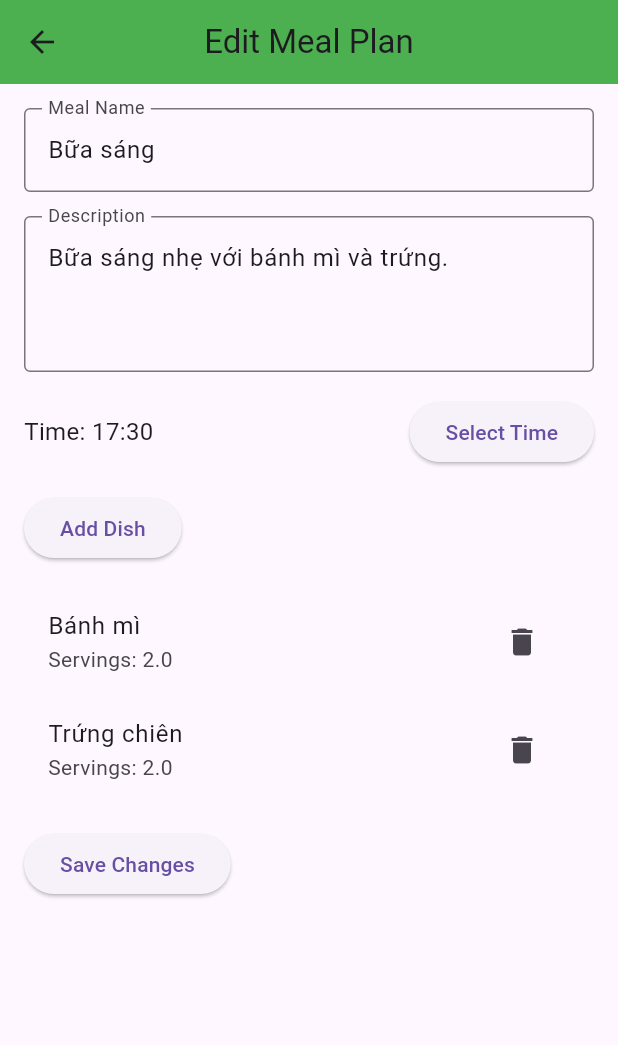
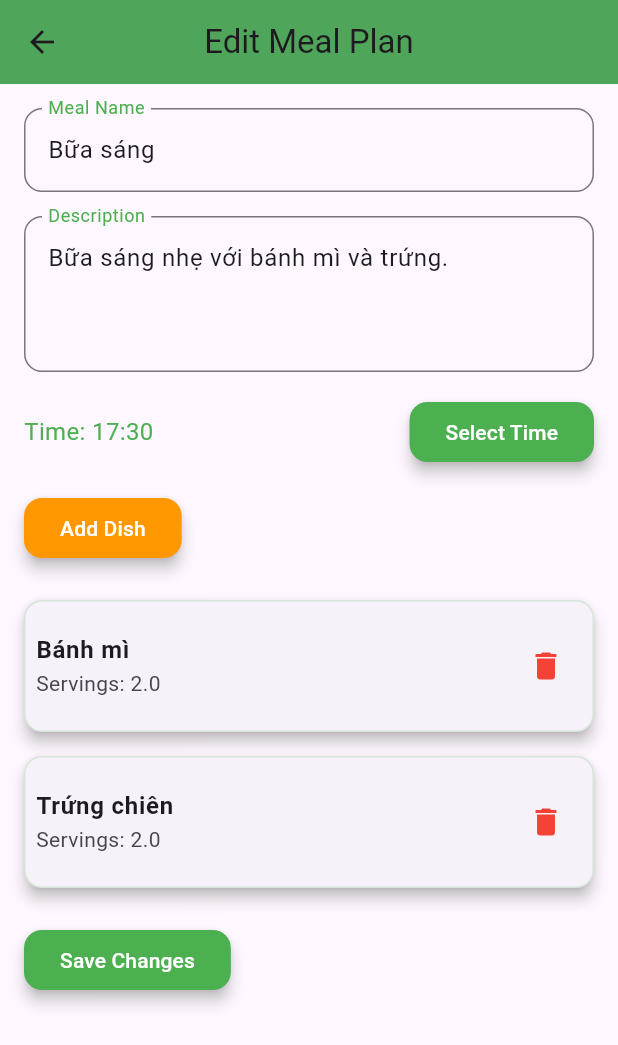
Before and after one commit to tonystark2306/mealplanner_group15_2024.1, a Flutter app: the EditMealPlanScreen screen opened directly with sample values from the repository, on a phone screen of 412 x 824 dp. Shown: the top 1045 px of the screen. Run offline on Flutter 3.47's test engine with Material 3 defaults, Android fonts, the light colour scheme and no system bars; our stand-ins replace image_picker, shared_preferences; missing offline and left inert: dart:html; accounts and stored records are empty; network calls fail.

Commit message:
done meal_plan

```diff
--- a/frontend/lib/Screen/meal_planning/edit_meal_plan_screen.dart
+++ b/frontend/lib/Screen/meal_planning/edit_meal_plan_screen.dart
@@ -40,6 +40,7 @@ class _EditMealPlanScreenState extends State<EditMealPlanScreen> {
         title: const Text('Edit Meal Plan'),
         backgroundColor: Colors.green,
         centerTitle: true,
+        elevation: 6.0,
       ),
       body: SingleChildScrollView(
         padding: const EdgeInsets.all(16.0),
@@ -47,22 +48,18 @@ class _EditMealPlanScreenState extends State<EditMealPlanScreen> {
           crossAxisAlignment: CrossAxisAlignment.start,
           children: [
             // Meal Name
-            TextField(
+            _buildTextField(
               controller: _nameController,
-              decoration: const InputDecoration(
-                labelText: 'Meal Name',
-                border: OutlineInputBorder(),
-              ),
+              label: 'Meal Name',
+              hintText: 'Enter the name of the meal',
             ),
             const SizedBox(height: 16),
 
             // Description
-            TextField(
+            _buildTextField(
               controller: _descriptionController,
-              decoration: const InputDecoration(
-                labelText: 'Description',
-                border: OutlineInputBorder(),
-              ),
+              label: 'Description',
+              hintText: 'Describe the meal (optional)',
               maxLines: 3,
             ),
             const SizedBox(height: 16),
@@ -72,12 +69,19 @@ class _EditMealPlanScreenState extends State<EditMealPlanScreen> {
               children: [
                 Text(
                   'Time: ${_selectedTime.toLocal().toString().substring(11, 16)}',
-                  style: const TextStyle(fontSize: 16),
+                  style: const TextStyle(fontSize: 16, color: Colors.green),
                 ),
                 const Spacer(),
                 ElevatedButton(
                   onPressed: _selectTime,
-                  child: const Text('Select Time'),
+                  style: ElevatedButton.styleFrom(
+                    backgroundColor: Colors.green,
+                    shape: RoundedRectangleBorder(
+                      borderRadius: BorderRadius.circular(12),
+                    ),
+                    elevation: 4,
+                  ),
+                  child: const Text('Select Time', style: TextStyle(color: Colors.white)),
                 ),
               ],
             ),
@@ -86,26 +90,45 @@ class _EditMealPlanScreenState extends State<EditMealPlanScreen> {
             // Add Dish Button
             ElevatedButton(
               onPressed: _addDish,
-              child: const Text('Add Dish'),
+              style: ElevatedButton.styleFrom(
+                backgroundColor: Colors.orange,
+                shape: RoundedRectangleBorder(
+                  borderRadius: BorderRadius.circular(12),
+                ),
+                elevation: 4,
+              ),
+              child: const Text('Add Dish', style: TextStyle(color: Colors.white)),
             ),
             const SizedBox(height: 16),
 
             // Dish List
             _selectedDishes.isEmpty
-                ? const Text('No dishes added yet.')
+                ? const Text('No dishes added yet.', style: TextStyle(color: Colors.grey))
                 : ListView.builder(
                     shrinkWrap: true,
                     itemCount: _selectedDishes.length,
                     itemBuilder: (context, index) {
                       final dish = _selectedDishes[index];
-                      return ListTile(
-                        title: Text(dish.recipeName),
-                        subtitle: Text('Servings: ${dish.servings}'),
-                        trailing: IconButton(
-                          icon: const Icon(Icons.delete),
-                          onPressed: () => setState(() {
-                            _selectedDishes.removeAt(index);
-                          }),
+                      return Card(
+                        margin: const EdgeInsets.symmetric(vertical: 8),
+                        shape: RoundedRectangleBorder(
+                          borderRadius: BorderRadius.circular(12),
+                          side: BorderSide(color: Colors.green.withOpacity(0.2)),
+                        ),
+                        elevation: 4,
+                        child: ListTile(
+                          contentPadding: const EdgeInsets.all(8),
+                          title: Text(
+                            dish.recipeName,
+                            style: const TextStyle(fontWeight: FontWeight.bold),
+                          ),
+                          subtitle: Text('Servings: ${dish.servings}'),
+                          trailing: IconButton(
+                            icon: const Icon(Icons.delete, color: Colors.red),
+                            onPressed: () => setState(() {
+                              _selectedDishes.removeAt(index);
+                            }),
+                          ),
                         ),
                       );
                     },
@@ -115,11 +138,43 @@ class _EditMealPlanScreenState extends State<EditMealPlanScreen> {
             // Save Button
             ElevatedButton(
               onPressed: _submitMealPlan,
-              child: const Text('Save Changes'),
+              style: ElevatedButton.styleFrom(
+                backgroundColor: Colors.green,
+                shape: RoundedRectangleBorder(
+                  borderRadius: BorderRadius.circular(12),
+                ),
+                elevation: 4,
+              ),
+              child: const Text('Save Changes', style: TextStyle(color: Colors.white)),
             ),
           ],
         ),
       ),
+    );
+  }
+
+  Widget _buildTextField({
+    required TextEditingController controller,
+    required String label,
+    required String hintText,
+    int maxLines = 1,
+  }) {
+    return TextField(
+      controller: controller,
+      decoration: InputDecoration(
+        labelText: label,
+        labelStyle: const TextStyle(color: Colors.green),
+        hintText: hintText,
+        hintStyle: const TextStyle(color: Colors.grey),
+        border: OutlineInputBorder(
+          borderRadius: BorderRadius.circular(12),
+        ),
+        focusedBorder: OutlineInputBorder(
+          borderRadius: BorderRadius.circular(12),
+          borderSide: const BorderSide(color: Colors.green),
+        ),
+      ),
+      maxLines: maxLines,
     );
   }
 
@@ -148,7 +203,6 @@ class _EditMealPlanScreenState extends State<EditMealPlanScreen> {
       Dish? selectedDish;
       final servingsController = TextEditingController();
 
-      // Show dialog for adding a dish
       showDialog(
         context: context,
         builder: (context) {
@@ -188,8 +242,7 @@ class _EditMealPlanScreenState extends State<EditMealPlanScreen> {
               ),
               ElevatedButton(
                 onPressed: () {
-                  if (selectedDish != null &&
-                      servingsController.text.isNotEmpty) {
+                  if (selectedDish != null && servingsController.text.isNotEmpty) {
                     setState(() {
                       _selectedDishes.add(Dish(
                         recipeId: selectedDish!.recipeId,
@@ -222,7 +275,7 @@ class _EditMealPlanScreenState extends State<EditMealPlanScreen> {
     }
 
     final mealPlan = MealPlanModel(
-      id: widget.mealPlan.id, // Keep the same ID for updating
+      id: widget.mealPlan.id,
       name: _nameController.text,
       description: _descriptionController.text,
       scheduleTime: _selectedTime,
```
Also changed, not shown: frontend/lib/Screen/meal_planning/add_meal_plan_screen.dart (+81 -30 lines), frontend/lib/Screen/meal_planning/meal_planning_screen.dart (+21 -13 lines).
